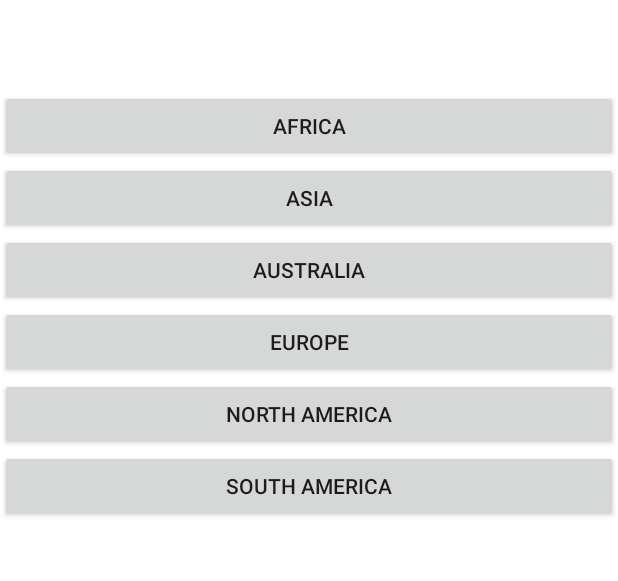
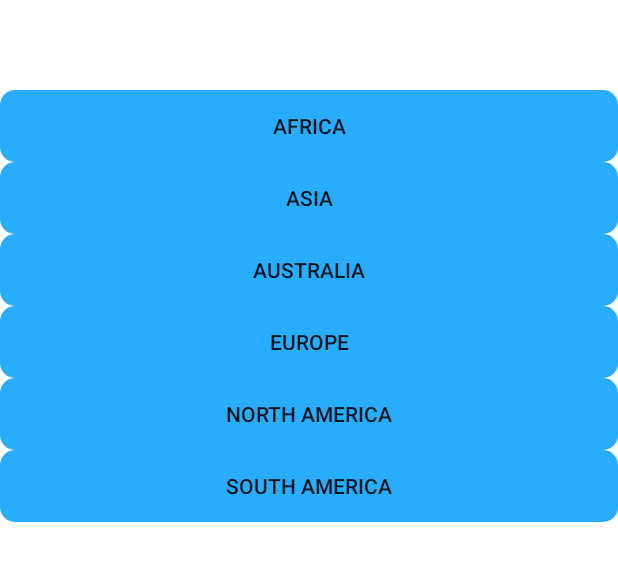
Before and after one commit to ksobiecki/CovidTracker, an Android app: the screen it shows after launch (MainActivity), on a phone screen of 412 x 824 dp, the part 141-722 px from its top. Run offline under Robolectric (Android 15) with nearby library versions, the phone set to English and light mode, and no system bars.

Commit message:
Customized buttons

```diff
--- a/app/src/main/java/com/example/covidtracker/MainActivity.java
+++ b/app/src/main/java/com/example/covidtracker/MainActivity.java
@@ -47,6 +47,9 @@ public class MainActivity extends AppCompatActivity {
         for (String item: contentArray) {
             Button btn = new Button(this);
             btn.setText(item);
+            btn.setBackground(getResources().getDrawable(R.drawable.customized_button));
+            //btn.setLayoutParams(new LinearLayout.LayoutParams(600,160));
+
 
             if (contentArray == continentsArray) {
                 addContinentButtonsEvents(btn, btn.getText().toString());
--- /dev/null
+++ b/app/src/main/res/drawable/customized_button.xml
@@ -0,0 +1,5 @@
+<?xml version="1.0" encoding="utf-8"?>
+<shape xmlns:android="http://schemas.android.com/apk/res/android" android:shape="rectangle">
+    <solid android:color="#28adfc" />
+    <corners android:radius="10dp"/>
+</shape>
```
